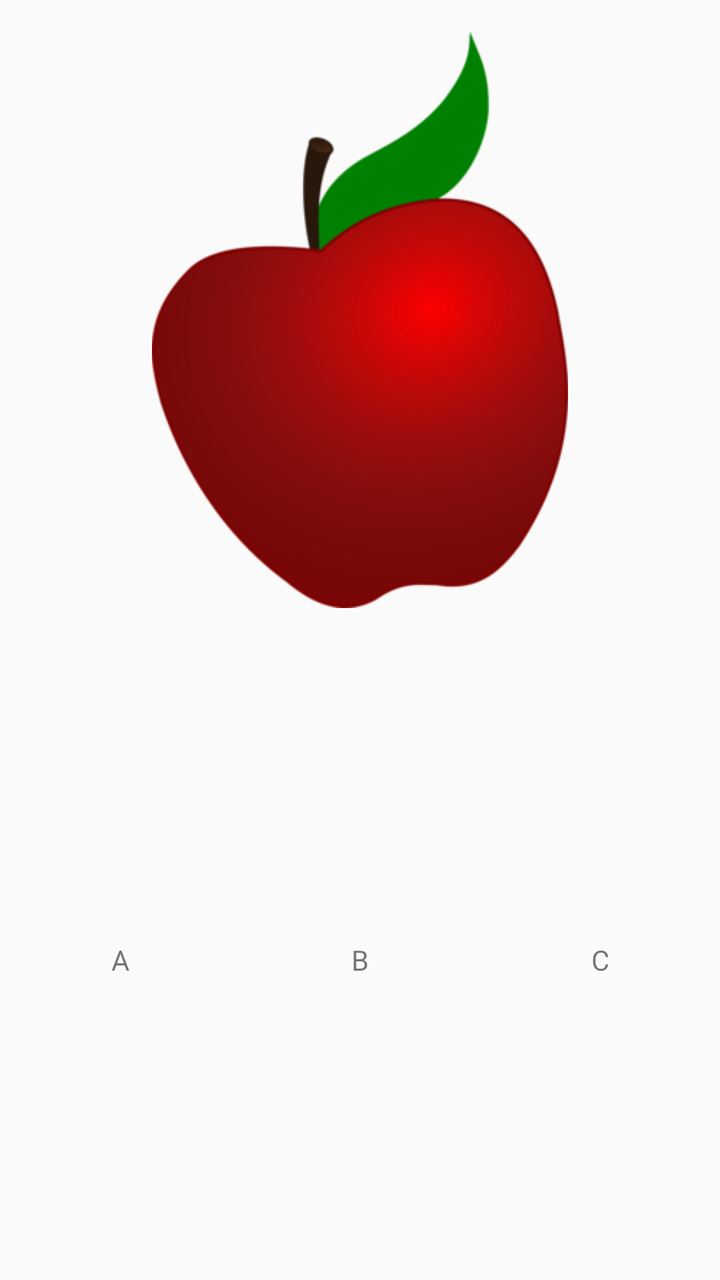
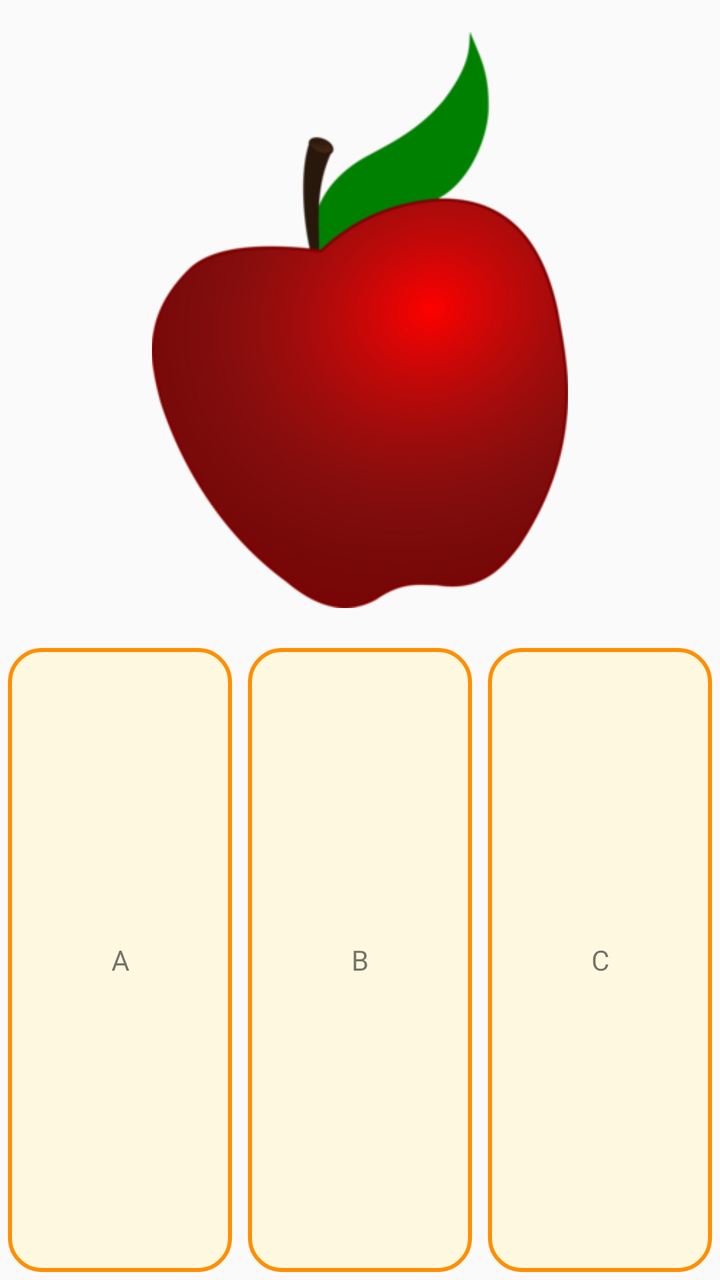

Compare the two renders of this Android layout. The source of the first and the diff that turns it into the second are given below.
<!-- AndroidManifest.xml: application theme AppTheme -->
<!-- res/layout/animals_on_top.xml -->
<?xml version="1.0" encoding="utf-8"?>
<androidx.constraintlayout.widget.ConstraintLayout xmlns:android="http://schemas.android.com/apk/res/android"
    xmlns:app="http://schemas.android.com/apk/res-auto"
    xmlns:tools="http://schemas.android.com/tools"
    android:layout_width="match_parent"
    android:layout_height="match_parent"
    tools:context=".AnimalsOnTop">

    <LinearLayout
        android:layout_width="match_parent"
        android:layout_height="match_parent"
        android:gravity="center"
        android:orientation="vertical">

        
        <ImageView
            android:id="@+id/imageView"
            android:layout_width="match_parent"
            android:layout_height="0dp"
            android:layout_weight="1"
            android:padding="16dp"
            android:scaleType="fitCenter"
            app:srcCompat="@drawable/apple" />

        
        <LinearLayout
            android:id="@+id/lettersContainer"
            android:layout_width="match_parent"
            android:layout_height="0dp"
            android:layout_weight="1"
            android:gravity="center"
            android:orientation="horizontal">

            <TextView
                android:id="@+id/mainLetter1"
                android:layout_width="0dp"
                android:layout_height="match_parent"
                android:layout_weight="1"
                android:clickable="true"
                android:gravity="center"
                android:maxLines="1"
                android:padding="8dp"
                android:soundEffectsEnabled="false"
                android:text="A" />

            <TextView
                android:id="@+id/mainLetter2"
                android:layout_width="0dp"
                android:layout_height="match_parent"
                android:layout_weight="1"
                android:clickable="true"
                android:gravity="center"
                android:maxLines="1"
                android:padding="8dp"
                android:soundEffectsEnabled="false"
                android:text="B" />

            <TextView
                android:id="@+id/mainLetter3"
                android:layout_width="0dp"
                android:layout_height="match_parent"
                android:layout_weight="1"
                android:clickable="true"
                android:gravity="center"
                android:maxLines="1"
                android:padding="8dp"
                android:soundEffectsEnabled="false"
                android:text="C" />

        </LinearLayout>

    </LinearLayout>
</androidx.constraintlayout.widget.ConstraintLayout>
<!-- resources referenced by this layout -->
<resources>
  <!-- drawable apple: png bitmap (drawable, 32872 bytes) -->
  <style name="AppTheme" parent="Theme.AppCompat.Light.NoActionBar">
          <item name="colorPrimary">@color/colorPrimary</item>
          <item name="colorPrimaryDark">@color/colorPrimaryDark</item>
          <item name="colorAccent">@color/colorAccent</item>
      </style>
  <color name="colorPrimary">#6200EE</color>
  <color name="colorPrimaryDark">#3700B3</color>
  <color name="colorAccent">#03DAC5</color>
</resources>

<!-- the commit's change to res/layout/animals_on_top.xml (unified diff, before → after) -->
@@ -36,6 +36,8 @@
                 android:layout_width="0dp"
                 android:layout_height="match_parent"
                 android:layout_weight="1"
+                android:layout_margin="4dp"
+                android:background="@drawable/letter_button_background"
                 android:clickable="true"
                 android:gravity="center"
                 android:maxLines="1"
@@ -48,6 +50,8 @@
                 android:layout_width="0dp"
                 android:layout_height="match_parent"
                 android:layout_weight="1"
+                android:layout_margin="4dp"
+                android:background="@drawable/letter_button_background"
                 android:clickable="true"
                 android:gravity="center"
                 android:maxLines="1"
@@ -60,6 +64,8 @@
                 android:layout_width="0dp"
                 android:layout_height="match_parent"
                 android:layout_weight="1"
+                android:layout_margin="4dp"
+                android:background="@drawable/letter_button_background"
                 android:clickable="true"
                 android:gravity="center"
                 android:maxLines="1"
<!-- resource entries referenced after the edit -->
@@ -1,11 +1,28 @@
 <!-- resources referenced by this layout -->
 <resources>
   <!-- drawable apple: png bitmap (drawable, 32872 bytes) -->
+  <!-- drawable letter_button_background (drawable) -->
+  <?xml version="1.0" encoding="utf-8"?>
+  <ripple xmlns:android="http://schemas.android.com/apk/res/android"
+      android:color="@color/letterButtonRipple">
+      <item android:id="@android:id/background">
+          <shape android:shape="rectangle">
+              <solid android:color="@color/letterButtonBackground" />
+              <corners android:radius="16dp" />
+              <stroke
+                  android:width="2dp"
+                  android:color="@color/letterButtonBorder" />
+          </shape>
+      </item>
+  </ripple>
   <style name="AppTheme" parent="Theme.AppCompat.Light.NoActionBar">
           <item name="colorPrimary">@color/colorPrimary</item>
           <item name="colorPrimaryDark">@color/colorPrimaryDark</item>
           <item name="colorAccent">@color/colorAccent</item>
       </style>
+  <color name="letterButtonRipple">#FFE082</color>
+  <color name="letterButtonBackground">#FFF8E1</color>
+  <color name="letterButtonBorder">#FF8F00</color>
   <color name="colorPrimary">#6200EE</color>
   <color name="colorPrimaryDark">#3700B3</color>
   <color name="colorAccent">#03DAC5</color>
